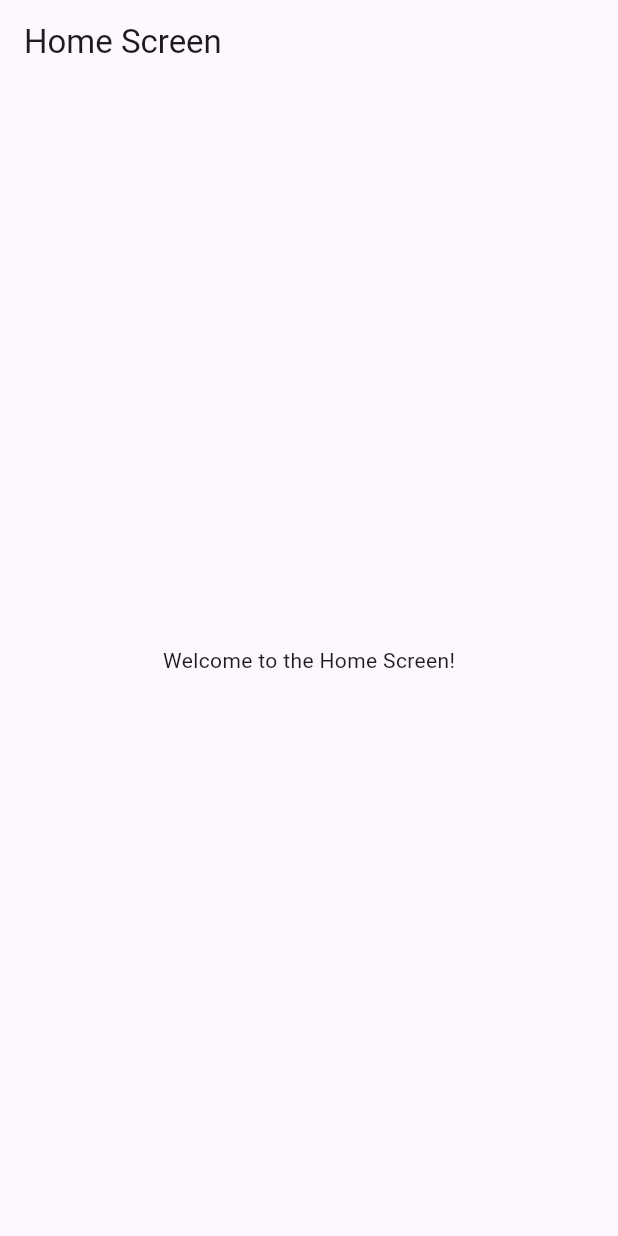
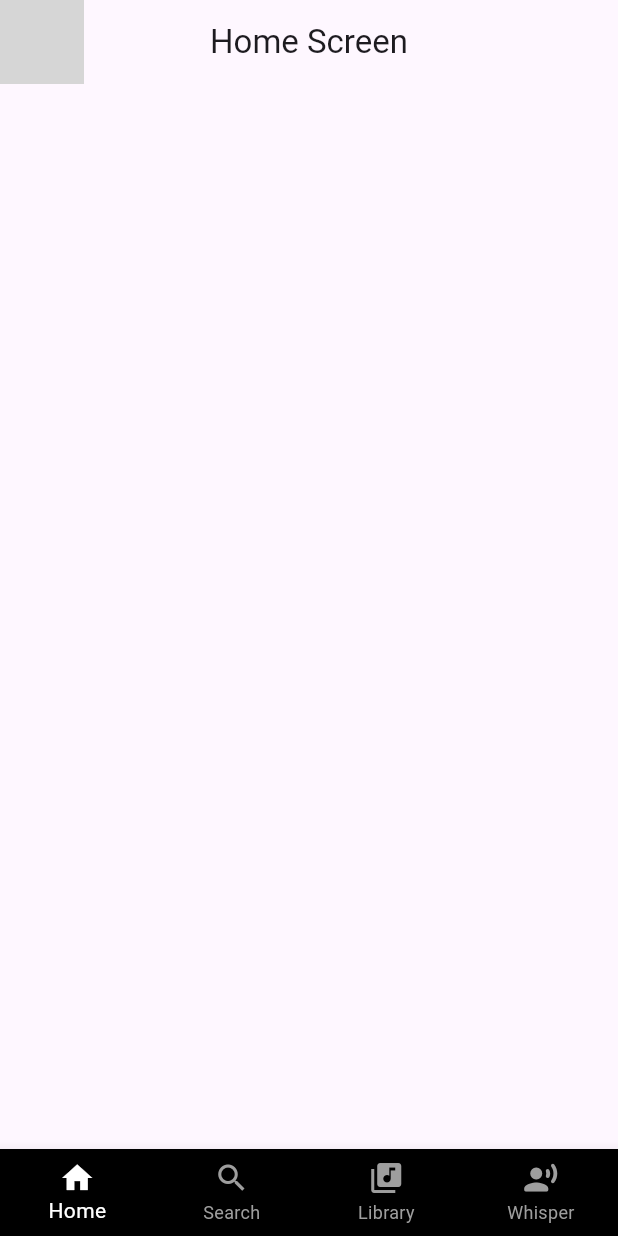
Before and after one commit to WickramaarachchiBS/Vespera---Music-and-Song-Recognition-App, a Flutter app: the screen it shows after launch, on a phone screen of 412 x 824 dp. Run offline on Flutter 3.47's test engine with Material 3 defaults, Android fonts, the phone set to English and light mode, and no system bars; grey boxes are pictures that could not be loaded.

Commit message:
Upadated home page but must refactor and edited

```diff
--- a/lib/screens/home_screen.dart
+++ b/lib/screens/home_screen.dart
@@ -10,6 +10,52 @@ class HomeScreen extends StatefulWidget {
 class _HomeScreenState extends State<HomeScreen> {
   @override
   Widget build(BuildContext context) {
-    return Scaffold(appBar: AppBar(title: const Text('Home Screen')), body: const Center(child: Text('Welcome to the Home Screen!')));
+    return Scaffold(
+      appBar: AppBar(
+        title: const Text('Home Screen'),
+        centerTitle: true,
+        leading: Image(image: AssetImage('assetName')),
+      ),
+      body: const Center(
+        child: Column(
+          mainAxisAlignment: MainAxisAlignment.center,
+          children: [
+            Column(children: [Row(), Row(), Row()]),
+            Column(children: [Row(), Row(), Row()]),
+          ],
+        ),
+      ),
+      bottomNavigationBar: BottomNavigationBar(
+        type: BottomNavigationBarType.fixed,
+        backgroundColor: Colors.black,
+        selectedItemColor: Colors.white,
+        unselectedItemColor: Colors.grey,
+        showUnselectedLabels: true,
+        items: const [
+          BottomNavigationBarItem(icon: Icon(Icons.home), label: 'Home'),
+          BottomNavigationBarItem(icon: Icon(Icons.search), label: 'Search'),
+          BottomNavigationBarItem(icon: Icon(Icons.library_music), label: 'Library'),
+          BottomNavigationBarItem(icon: Icon(Icons.record_voice_over_rounded), label: 'Whisper'),
+        ],
+        currentIndex: 0,
+        onTap: (index) {
+          // Handle navigation based on the tapped index
+          switch (index) {
+            case 0:
+              Navigator.pushNamed(context, '/');
+              break;
+            case 1:
+              Navigator.pushNamed(context, '/search');
+              break;
+            case 2:
+              Navigator.pushNamed(context, '/library');
+              break;
+            case 3:
+              Navigator.pushNamed(context, '/library');
+              break;
+          }
+        },
+      ),
+    );
   }
 }
```
